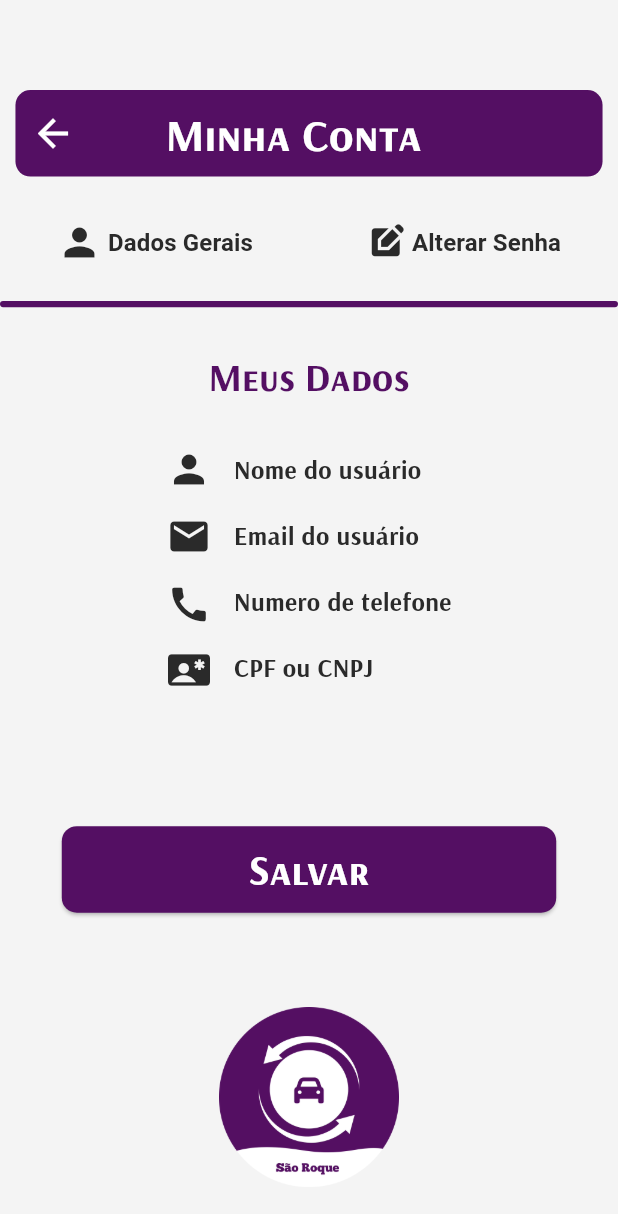
After one commit to PietroBlackDev/Projeto-Estaciona-Facil, a Flutter app: the screen it shows after launch, after a tap on "Adicionar Saldo", on a phone screen of 412 x 824 dp. The commit adds this screen. Shown: the top 1214 px of the screen. Run offline on Flutter 3.47's test engine with Material 3 defaults, Android fonts, the phone set to English and light mode, and no system bars; our stand-ins replace lottie.

Commit message:
Atualização
Inicio do fluxo de adicionar saldo

```diff
--- /dev/null
+++ b/lib/pages/Fluxo_Pietro/adicionar_saldo_um.dart
@@ -0,0 +1,203 @@
+import 'package:estaciona_facil/components/modal_confirmacao.dart';
+import 'package:estaciona_facil/components/widget_label.dart';
+import 'package:estaciona_facil/pages/Fluxo_Pietro/minha_conta_dois.dart';
+import 'package:flutter/material.dart';
+
+class AdicionarSaldoUm extends StatefulWidget {
+  const AdicionarSaldoUm({super.key});
+
+  @override
+  State<AdicionarSaldoUm> createState() => _AdicionarSaldoUmState();
+}
+
+class _AdicionarSaldoUmState extends State<AdicionarSaldoUm> {
+  @override
+  Widget build(BuildContext context) {
+    return Scaffold(
+      body: Padding(
+        padding: const EdgeInsets.only(top: 60),
+        child: Center(
+          child: Column(
+            mainAxisAlignment: MainAxisAlignment.start,
+            crossAxisAlignment: CrossAxisAlignment.center,
+            children: [
+              WidgetLabel(texto: 'Minha Conta'),
+              const SizedBox(height: 20),
+              Row(
+                mainAxisAlignment: MainAxisAlignment.spaceAround,
+                crossAxisAlignment: CrossAxisAlignment.center,
+                children: [
+                  TextButton(
+                    onPressed: () {},
+                    child: Row(
+                      spacing: 4,
+                      children: [
+                        Icon(
+                          Icons.person,
+                          color: Color.fromARGB(255, 42, 42, 42),
+                          size: 30,
+                        ),
+                        Text(
+                          'Dados Gerais',
+                          style: TextStyle(
+                            color: Color.fromARGB(255, 42, 42, 42),
+                            fontSize: 16,
+                            fontWeight: FontWeight.w600,
+                          ),
+                        ),
+                      ],
+                    ),
+                  ),
+
+                  TextButton(
+                    onPressed: () {
+                      Navigator.push(
+                        context,
+                        MaterialPageRoute(
+                          builder: (context) => MinhaContaDois(),
+                        ),
+                      );
+                    },
+                    child: Row(
+                      spacing: 5,
+                      children: [
+                        Icon(
+                          Icons.edit_square,
+                          color: Color.fromARGB(255, 42, 42, 42),
+                          size: 25,
+                        ),
+                        Text(
+                          'Alterar Senha',
+                          style: TextStyle(
+                            color: Color.fromARGB(255, 42, 42, 42),
+                            fontSize: 16,
+                            fontWeight: FontWeight.w600,
+                          ),
+                        ),
+                      ],
+                    ),
+                  ),
+                ],
+              ),
+              const SizedBox(height: 15),
+              Container(
+                width: MediaQuery.of(context).size.width * 1,
+                height: MediaQuery.of(context).size.height * 0.005,
+                decoration: BoxDecoration(
+                  color: Theme.of(context).colorScheme.onPrimary,
+                  borderRadius: BorderRadius.circular(10),
+                ),
+              ),
+              const SizedBox(height: 30),
+              Text('Meus Dados', style: Theme.of(context).textTheme.titleLarge),
+              const SizedBox(height: 30),
+              Center(
+                child: Row(
+                  mainAxisAlignment: MainAxisAlignment.center,
+                  crossAxisAlignment: CrossAxisAlignment.center,
+                  children: [
+                    Center(
+                      child: Column(
+                        spacing: 15,
+                        children: [
+                          Icon(
+                            Icons.person,
+                            color: Color.fromARGB(255, 42, 42, 42),
+                            size: 30,
+                          ),
+
+                          Icon(
+                            Icons.email,
+                            color: Color.fromARGB(255, 42, 42, 42),
+                            size: 30,
+                          ),
+
+                          Icon(
+                            Icons.call,
+                            color: Color.fromARGB(255, 42, 42, 42),
+                            size: 30,
+                          ),
+
+                          Icon(
+                            Icons.contact_emergency,
+                            color: Color.fromARGB(255, 42, 42, 42),
+                            size: 28,
+                          ),
+                        ],
+                      ),
+                    ),
+                    const SizedBox(width: 15),
+                    Center(
+                      child: Column(
+                        mainAxisAlignment: MainAxisAlignment.start,
+                        crossAxisAlignment: CrossAxisAlignment.start,
+                        spacing: 20,
+                        children: [
+                          Text(
+                            'Nome do usuário',
+                            style: TextStyle(
+                              color: Color.fromARGB(255, 42, 42, 42),
+                              fontSize: 17,
+                              fontWeight: FontWeight.w600,
+                              fontFamily: 'Arsenal',
+                            ),
+                          ),
+
+                          Text(
+                            'Email do usuário',
+                            style: TextStyle(
+                              color: Color.fromARGB(255, 42, 42, 42),
+                              fontSize: 17,
+                              fontWeight: FontWeight.w600,
+                              fontFamily: 'Arsenal',
+                            ),
+                          ),
+
+                          Text(
+                            'Numero de telefone',
+                            style: TextStyle(
+                              color: Color.fromARGB(255, 42, 42, 42),
+                              fontSize: 17,
+                              fontWeight: FontWeight.w600,
+                              fontFamily: 'Arsenal',
+                            ),
+                          ),
+
+                          Text(
+                            'CPF ou CNPJ',
+                            style: TextStyle(
+                              color: Color.fromARGB(255, 42, 42, 42),
+                              fontSize: 17,
+                              fontWeight: FontWeight.w600,
+                            ),
+                          ),
+                        ],
+                      ),
+                    ),
+                  ],
+                ),
+              ),
+              const SizedBox(height: 90),
+              ModalConfirmacao(texto: 'Salvar'),
+              SizedBox(
+                width: MediaQuery.of(context).size.width * 0.8,
+                height: MediaQuery.of(context).size.height * 0.222,
+                child: Column(
+                  mainAxisAlignment: MainAxisAlignment.end,
+                  crossAxisAlignment: CrossAxisAlignment.center,
+                  children: [
+                    Image.asset(
+                      'assets/images/Logo.png',
+                      width: 120,
+                      height: 120,
+                    ),
+                  ],
+                ),
+              ),
+            ],
+          ),
+        ),
+      ),
+    );
+  }
+}
--- a/lib/pages/my_home_page.dart
+++ b/lib/pages/my_home_page.dart
@@ -4,6 +4,7 @@ import 'package:estaciona_facil/components/widget_label.dart';
 import 'package:estaciona_facil/pages/Fluxo_Henrique/tela_estacionamento_um.dart';
 import 'package:estaciona_facil/pages/Fluxo_Manu/recuperar_senha.dart';
 import 'package:estaciona_facil/pages/Fluxo_Joao/cadastro_um.dart';
+import 'package:estaciona_facil/pages/Fluxo_Pietro/adicionar_saldo_um.dart';
 import 'package:estaciona_facil/pages/Fluxo_Pietro/minha_conta_um.dart';
 import 'package:flutter/material.dart';
 
@@ -36,7 +37,10 @@ class _MyHomePageState extends State<MyHomePage> {
               children: [
                 Column(
                   children: [
-                    Text('Fluxos por integrante', style: Theme.of(context).textTheme.titleLarge,),
+                    Text(
+                      'Fluxos por integrante',
+                      style: Theme.of(context).textTheme.titleLarge,
+                    ),
                     Container(
                       padding: EdgeInsets.all(20),
                       decoration: BoxDecoration(
@@ -46,17 +50,42 @@ class _MyHomePageState extends State<MyHomePage> {
                         ),
                         borderRadius: BorderRadius.circular(10),
                       ),
-                      child:
-                        Column(
+                      child: Column(
                         children: [
-                            Text('Pietro', style: Theme.of(context).textTheme.titleLarge),
-                            BotaoBasico(texto: 'Meu Perfil', pagina: Minhacontaum()),
-                            Text('João', style: Theme.of(context).textTheme.titleLarge),
+                          Text(
+                            'Pietro',
+                            style: Theme.of(context).textTheme.titleLarge,
+                          ),
+                          BotaoBasico(
+                            texto: 'Meu Perfil',
+                            pagina: Minhacontaum(),
+                          ),
+                          SizedBox(height: 10),
+                          BotaoBasico(
+                            texto: 'Adicionar Saldo',
+                            pagina: AdicionarSaldoUm(),
+                          ),
+                          Text(
+                            'João',
+                            style: Theme.of(context).textTheme.titleLarge,
+                          ),
                           BotaoBasico(texto: 'Cadastro', pagina: Cadastroum()),
-                            Text('Manu', style: Theme.of(context).textTheme.titleLarge),
-                            BotaoBasico(texto: 'Recuperar Senha',pagina: RecuperarSenha(),),
-                            Text('Henrique', style: Theme.of(context).textTheme.titleLarge),
-                            BotaoBasico(texto: 'Pagamento',pagina: TelaEstacionamentoUm(),),
+                          Text(
+                            'Manu',
+                            style: Theme.of(context).textTheme.titleLarge,
+                          ),
+                          BotaoBasico(
+                            texto: 'Recuperar Senha',
+                            pagina: RecuperarSenha(),
+                          ),
+                          Text(
+                            'Henrique',
+                            style: Theme.of(context).textTheme.titleLarge,
+                          ),
+                          BotaoBasico(
+                            texto: 'Pagamento',
+                            pagina: TelaEstacionamentoUm(),
+                          ),
                         ],
                       ),
                     ),
@@ -64,7 +93,10 @@ class _MyHomePageState extends State<MyHomePage> {
                 ),
                 Column(
                   children: [
-                    Text('Padrões dos componentes', style: Theme.of(context).textTheme.titleLarge,),
+                    Text(
+                      'Padrões dos componentes',
+                      style: Theme.of(context).textTheme.titleLarge,
+                    ),
                     Container(
                       padding: EdgeInsets.all(20),
                       decoration: BoxDecoration(
@@ -74,20 +106,28 @@ class _MyHomePageState extends State<MyHomePage> {
                         ),
                         borderRadius: BorderRadius.circular(10),
                       ),
-                      child:
-                        Column(
+                      child: Column(
                         spacing: 10,
                         children: [
-                            Text('Título 1', style: Theme.of(context).textTheme.titleLarge),
-                            Text('Título 2', style: Theme.of(context).textTheme.titleMedium),
-                            Text('Corpo', style: Theme.of(context).textTheme.bodyMedium),
+                          Text(
+                            'Título 1',
+                            style: Theme.of(context).textTheme.titleLarge,
+                          ),
+                          Text(
+                            'Título 2',
+                            style: Theme.of(context).textTheme.titleMedium,
+                          ),
+                          Text(
+                            'Corpo',
+                            style: Theme.of(context).textTheme.bodyMedium,
+                          ),
                           Input(visibilidade: false, label: 'Nome'),
                           WidgetLabel(texto: 'Minha Conta'),
                         ],
                       ),
                     ),
                   ],
-                )
+                ),
               ],
             ),
           ),
```
Lines whose indentation alone changed are shown as unchanged.
